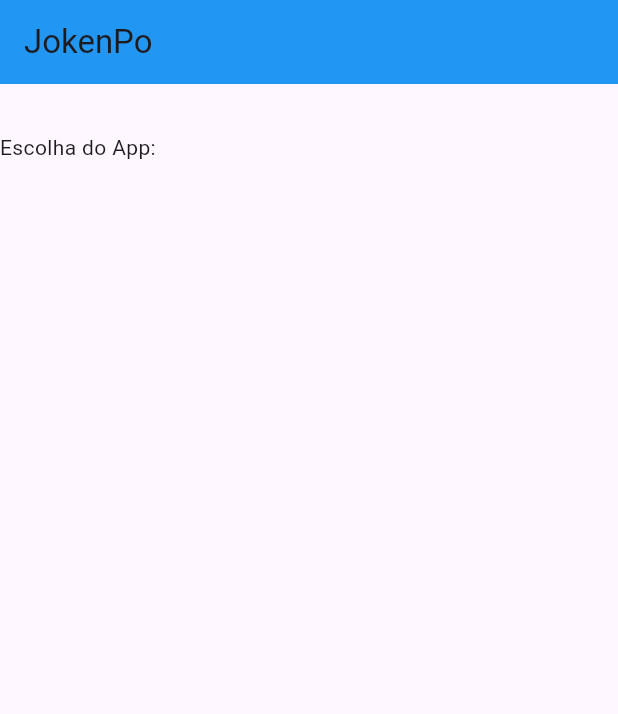
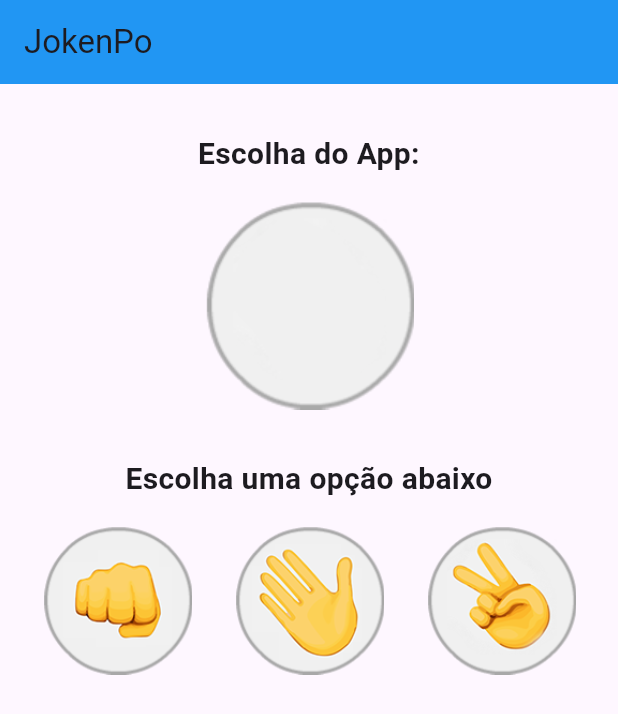
Before and after one commit to gian418/jokenpo_flutter, a Flutter app: the screen it shows after launch, on a phone screen of 412 x 824 dp. Shown: the top 714 px of the screen. Run offline on Flutter 3.47's test engine with Material 3 defaults, Android fonts, the phone set to English and light mode, and no system bars.

Commit message:
Finalizaçao do JokenPo

```diff
--- a/lib/Jogo.dart
+++ b/lib/Jogo.dart
@@ -1,3 +1,5 @@
+import 'dart:math';
+
 import 'package:flutter/material.dart';
 
 class Jogo extends StatefulWidget {
@@ -8,6 +10,54 @@ class Jogo extends StatefulWidget {
 }
 
 class _JogoState extends State<Jogo> {
+
+  var _imagemApp = AssetImage("images/padrao.png");
+  var _mensagem = "Escolha uma opção abaixo";
+
+  void _opcaoSelecionada(String escolhaUsuario) {
+
+    var opcoes = ["pedra", "papel", "tesoura"];
+    var numero = Random().nextInt(3);
+    var escolhaApp = opcoes[numero];
+
+    switch(escolhaApp) {
+      case "pedra":
+        setState(() {
+          this._imagemApp = AssetImage("images/pedra.png");
+        });
+        break;
+      case "papel":
+        setState(() {
+          this._imagemApp = AssetImage("images/papel.png");
+        });
+        break;
+      case "tesoura":
+        setState(() {
+          this._imagemApp = AssetImage("images/tesoura.png");
+        });
+        break;
+    }
+
+    if(
+      (escolhaUsuario == "pedra" && escolhaApp == "tesoura") ||
+      (escolhaUsuario == "tesoura" && escolhaApp == "papel") ||
+      (escolhaUsuario == "papel" && escolhaApp == "pedra")
+    ) {
+      setState(() {
+        this._mensagem = "Parabéns!!! Você ganhou :)";
+      });
+    } else if (
+      (escolhaApp == "pedra" && escolhaUsuario == "tesoura") ||
+      (escolhaApp == "tesoura" && escolhaUsuario == "papel") ||
+      (escolhaApp == "papel" && escolhaUsuario == "pedra")
+    ) {
+      this._mensagem = "Você perdeu :(";
+    } else {
+      this._mensagem = "Empatamos =>.<=";
+    }
+
+  }
+
   @override
   Widget build(BuildContext context) {
     return Scaffold(
@@ -18,13 +68,47 @@ class _JogoState extends State<Jogo> {
         ),
       ),
       body: Column(
+        crossAxisAlignment: CrossAxisAlignment.center,
         children: [
           Padding(
             padding: EdgeInsets.only(top: 32, bottom: 16),
             child: Text(
               "Escolha do App:",
               textAlign: TextAlign.center,
+              style: TextStyle(
+                fontSize: 20,
+                fontWeight: FontWeight.bold
+              ),
             ),
+          ),
+          Image(image: this._imagemApp),
+          Padding(
+            padding: EdgeInsets.only(top: 32, bottom: 16),
+            child: Text(
+              this._mensagem,
+              textAlign: TextAlign.center,
+              style: TextStyle(
+                  fontSize: 20,
+                  fontWeight: FontWeight.bold
+              ),
+            ),
+          ),
+          Row(
+            mainAxisAlignment: MainAxisAlignment.spaceEvenly,
+            children: [
+              GestureDetector(
+                onTap: () => _opcaoSelecionada("pedra"),
+                child: Image.asset("images/pedra.png", height: 100),
+              ),
+              GestureDetector(
+                onTap: () => _opcaoSelecionada("papel"),
+                child: Image.asset("images/papel.png", height: 100),
+              ),
+              GestureDetector(
+                onTap: () => _opcaoSelecionada("tesoura"),
+                child: Image.asset("images/tesoura.png", height: 100),
+              )
+            ],
           )
         ],
       ),
```
